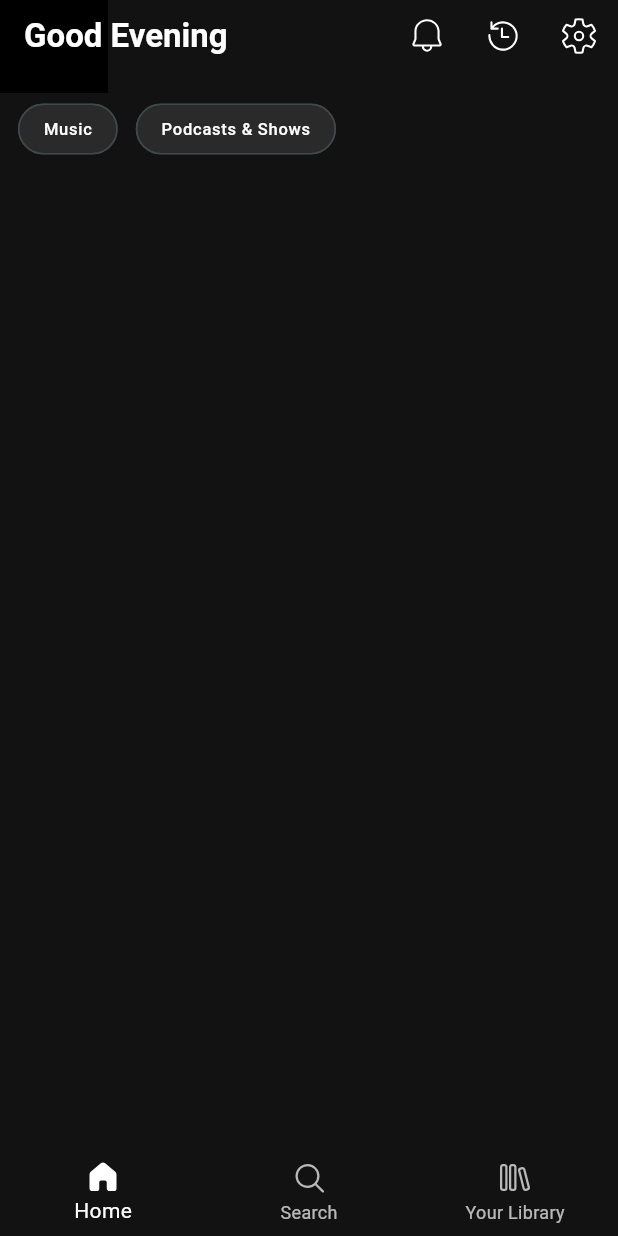
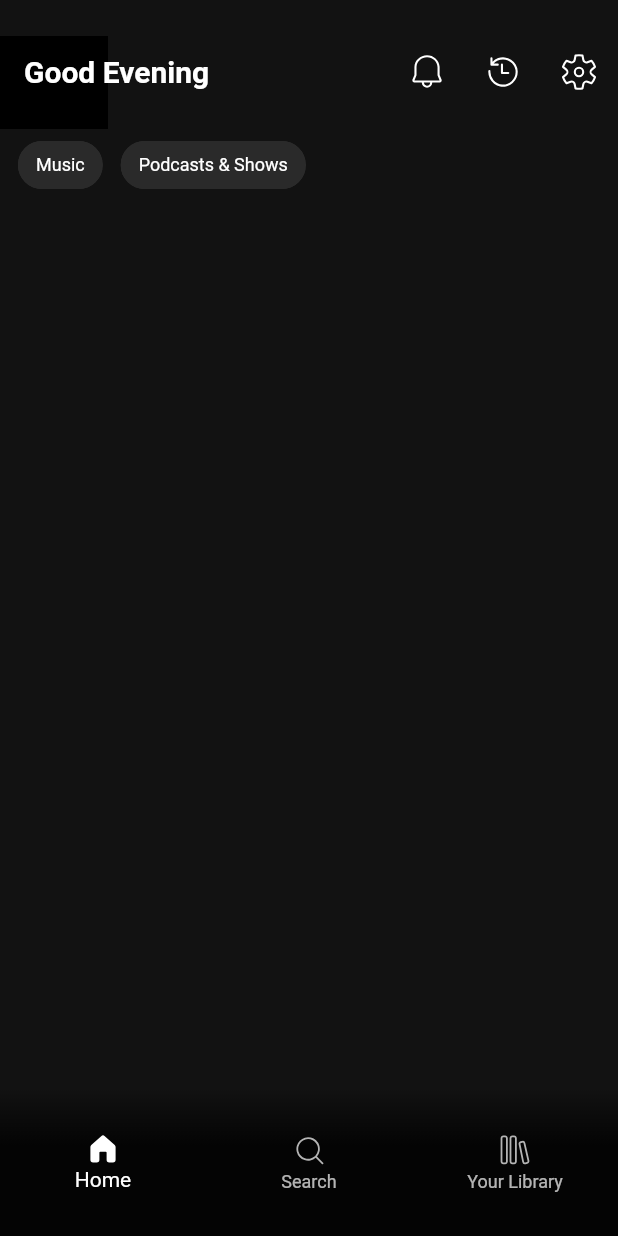
Before and after one commit to oscarvr10/SpotifyFlutter, a Flutter app: the first screen one second after launch, on a phone screen of 412 x 824 dp. Run offline on Flutter 3.47's test engine with Material 2 defaults, Android fonts, the phone set to English and light mode, and no system bars; our stand-ins replace fluentui_system_icons, flutter_riverpod, go_router; Roboto replaces fonts that are missing (Circular).

Commit message:
Added transparency for custom bottom navigationbar

```diff
--- a/spotify_flutter/lib/presentation/base_screen.dart
+++ b/spotify_flutter/lib/presentation/base_screen.dart
@@ -38,7 +38,6 @@ class _BaseScreenState extends State<BaseScreen>
   @override
   Widget build(BuildContext context) {
     super.build(context);
-
     if (pageController.hasClients) {
       pageController.animateToPage(
         widget.pageIndex,
@@ -47,15 +46,31 @@ class _BaseScreenState extends State<BaseScreen>
       );
     }
 
+    // return Scaffold(
+    //   body: PageView(
+    //     physics: const NeverScrollableScrollPhysics(),
+    //     controller: pageController,
+    //     children: viewRoutes,
+    //   ),
+    //   backgroundColor: const Color.fromRGBO(18, 18, 18, 1.0),
+    //   bottomNavigationBar:
+    //       CustomBottomNavigationBar(currentIndex: widget.pageIndex),
+    // );
     return Scaffold(
-      body: PageView(
-        physics: const NeverScrollableScrollPhysics(),
-        controller: pageController,
-        children: viewRoutes,
+      body: Container(
+        padding: const EdgeInsets.only(top: 24.0),
+        child: Stack(
+          children: [
+            PageView(
+              physics: const NeverScrollableScrollPhysics(),
+              controller: pageController,
+              children: viewRoutes,
+            ),
+            CustomBottomNavigationBar(currentIndex: widget.pageIndex),
+          ],
+        ),
       ),
       backgroundColor: const Color.fromRGBO(18, 18, 18, 1.0),
-      bottomNavigationBar:
-          CustomBottomNavigationBar(currentIndex: widget.pageIndex),
     );
   }
 
--- a/spotify_flutter/lib/presentation/modules/home/home_screen.dart
+++ b/spotify_flutter/lib/presentation/modules/home/home_screen.dart
@@ -34,7 +34,6 @@ class HomeScreenState extends ConsumerState<HomeScreen>
     final albums = ref.watch(recommendationsProvider);
     final artists = ref.watch(artistsProvider);
     final size = MediaQuery.of(context).size;
-    final fontStyle = Theme.of(context).textTheme;
 
     final actions = <Widget>[
       const Icon(FluentIcons.alert_20_regular, size: 28.0),
@@ -50,7 +49,7 @@ class HomeScreenState extends ConsumerState<HomeScreen>
         CustomAppBar(
           actions: actions,
           appBarTitle: 'Good Evening',
-          child: categories(fontStyle),
+          child: categories(),
         ),
         SliverList(
           delegate: SliverChildBuilderDelegate(
@@ -70,7 +69,10 @@ class HomeScreenState extends ConsumerState<HomeScreen>
                     recommendations: albums,
                   ),
                   PopularArtistsListView(
-                      headerText: 'Popular Artists', artists: artists)
+                      headerText: 'Popular Artists', artists: artists),
+                  const SizedBox(
+                    height: 70,
+                  ),
                 ],
               );
             },
@@ -81,14 +83,19 @@ class HomeScreenState extends ConsumerState<HomeScreen>
     );
   }
 
-  Widget categories(TextTheme fontStyle) {
+  Widget categories() {
+    final fontStyle = Theme.of(context).textTheme;
+
     return Container(
       color: const Color.fromRGBO(18, 18, 18, 1.0),
       padding: const EdgeInsets.symmetric(horizontal: 12.0),
       child: Row(
         children: [
           Chip(
-            label: const Text('Music'),
+            label: Text(
+              'Music',
+              style: fontStyle.labelMedium!.copyWith(letterSpacing: 0),
+            ),
             labelStyle: fontStyle.labelSmall!.copyWith(color: Colors.white),
             backgroundColor: const Color.fromRGBO(42, 42, 42, 1.0),
             surfaceTintColor: const Color.fromRGBO(42, 42, 42, 1.0),
@@ -98,7 +105,10 @@ class HomeScreenState extends ConsumerState<HomeScreen>
           ),
           const SizedBox(width: 12.0),
           Chip(
-            label: const Text('Podcasts & Shows'),
+            label: Text(
+              'Podcasts & Shows',
+              style: fontStyle.labelMedium!.copyWith(letterSpacing: 0),
+            ),
             labelStyle: fontStyle.labelSmall!.copyWith(color: Colors.white),
             backgroundColor: const Color.fromRGBO(42, 42, 42, 1.0),
             surfaceTintColor: const Color.fromRGBO(42, 42, 42, 1.0),
--- a/spotify_flutter/lib/presentation/modules/search/search_screen.dart
+++ b/spotify_flutter/lib/presentation/modules/search/search_screen.dart
@@ -63,6 +63,7 @@ class SearchScreenState extends ConsumerState<SearchScreen>
                     ),
                   ),
                   CategoryGridView(categories: categories),
+                  const SizedBox(height: 70),
                 ],
               );
             },
--- a/spotify_flutter/lib/presentation/theme/app_theme.dart
+++ b/spotify_flutter/lib/presentation/theme/app_theme.dart
@@ -2,7 +2,10 @@ import 'package:flutter/material.dart';
 
 class AppTheme {
   ThemeData getTheme() => ThemeData(
-      useMaterial3: true,
-      colorSchemeSeed: Colors.white,
-      brightness: Brightness.dark);
+        useMaterial3: false,
+        primarySwatch: Colors.green,
+        brightness: Brightness.dark,
+        scaffoldBackgroundColor: const Color.fromARGB(255, 22, 22, 22),
+        fontFamily: 'Circular',
+      );
 }
--- a/spotify_flutter/lib/presentation/widgets/shared/custom_bottom_navbar.dart
+++ b/spotify_flutter/lib/presentation/widgets/shared/custom_bottom_navbar.dart
@@ -21,26 +21,79 @@ class CustomBottomNavigationBar extends StatelessWidget {
 
   @override
   Widget build(BuildContext context) {
-    return BottomNavigationBar(
-      elevation: 0.0,
+    // return BottomNavigationBar(
+    //   elevation: 0.0,
+    //   enableFeedback: true,
+    //   backgroundColor: const Color.fromRGBO(18, 18, 18, 0.1),
+    //   selectedItemColor: Colors.white,
+    //   unselectedItemColor: Colors.white70,
+    //   currentIndex: currentIndex,
+    //   onTap: (index) => onTabTapped(context, index),
+    //   items: const [
+    //     BottomNavigationBarItem(
+    //         icon: Icon(FluentIcons.home_48_regular),
+    //         activeIcon: Icon(FluentIcons.home_48_filled),
+    //         label: 'Home'),
+    //     BottomNavigationBarItem(
+    //         icon: Icon(FluentIcons.search_48_regular),
+    //         activeIcon: Icon(FluentIcons.search_48_filled),
+    //         label: 'Search'),
+    //     BottomNavigationBarItem(
+    //         icon: Icon(FluentIcons.library_28_regular),
+    //         activeIcon: Icon(FluentIcons.library_28_filled),
+    //         label: 'Your Library'),
+    //   ],
+    // );
+    final size = MediaQuery.of(context).size;
+
+    return Offstage(
+      offstage: false,
+      child: Align(
+        alignment: Alignment.bottomCenter,
+        child: AnimatedContainer(
+          curve: Curves.easeIn,
+          duration: const Duration(milliseconds: 400),
+          height: size.height * 0.12,
+          decoration: BoxDecoration(
+            gradient: LinearGradient(
+              colors: [
+                Colors.black.withOpacity(0.0),
+                Colors.black.withOpacity(0.8),
+              ],
+              begin: Alignment.topCenter,
+              end: Alignment.bottomCenter,
+              stops: const [0.0, 0.4],
+            ),
+          ),
+          child: Theme(
+            data: Theme.of(context).copyWith(canvasColor: Colors.transparent),
+            child: BottomNavigationBar(
+              currentIndex: currentIndex,
+              elevation: 0,
+              enableFeedback: true,
+              type: BottomNavigationBarType.fixed,
+              backgroundColor: Colors.transparent,
               selectedItemColor: Colors.white,
-      backgroundColor: Colors.transparent,
-      currentIndex: currentIndex,
+              unselectedItemColor: Colors.white70,
               onTap: (index) => onTabTapped(context, index),
               items: const [
                 BottomNavigationBarItem(
-            icon: Icon(FluentIcons.home_48_regular),
-            activeIcon: Icon(FluentIcons.home_48_filled),
+                    icon: Icon(FluentIcons.home_20_regular),
+                    activeIcon: Icon(FluentIcons.home_20_filled),
                     label: 'Home'),
                 BottomNavigationBarItem(
-            icon: Icon(FluentIcons.search_48_regular),
-            activeIcon: Icon(FluentIcons.search_48_filled),
+                    icon: Icon(FluentIcons.search_20_regular),
+                    activeIcon: Icon(FluentIcons.search_20_filled),
                     label: 'Search'),
                 BottomNavigationBarItem(
-            icon: Icon(FluentIcons.library_28_regular),
-            activeIcon: Icon(FluentIcons.library_28_filled),
+                    icon: Icon(FluentIcons.library_20_regular),
+                    activeIcon: Icon(FluentIcons.library_20_filled),
                     label: 'Your Library'),
               ],
+            ),
+          ),
+        ),
+      ),
     );
   }
 }
```
Lines whose indentation alone changed are shown as unchanged.
